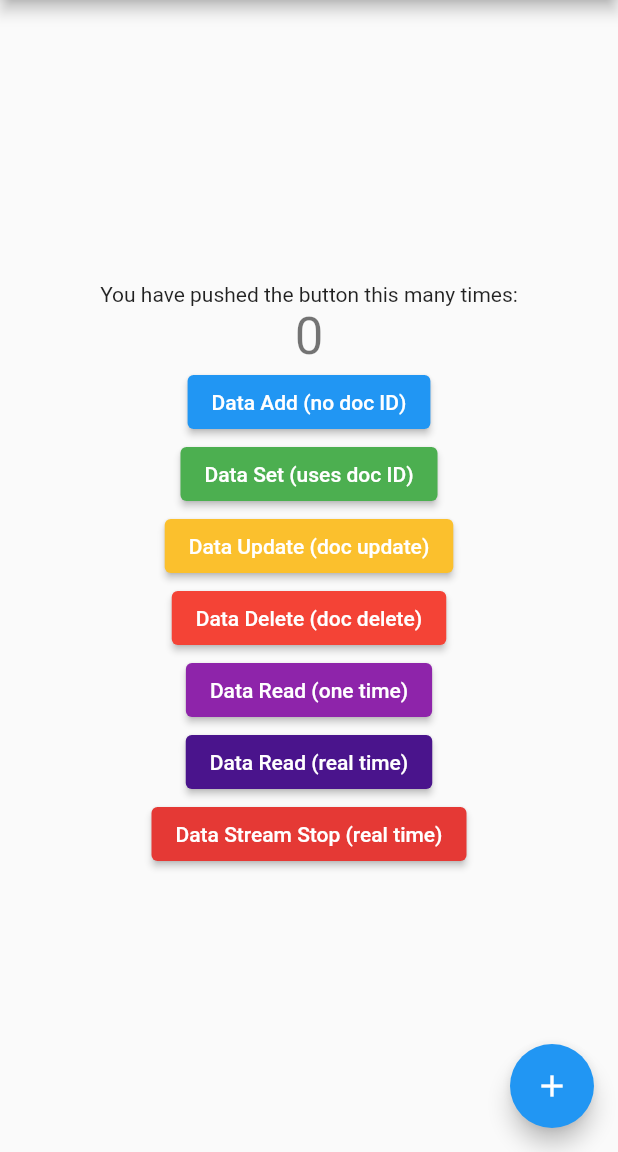
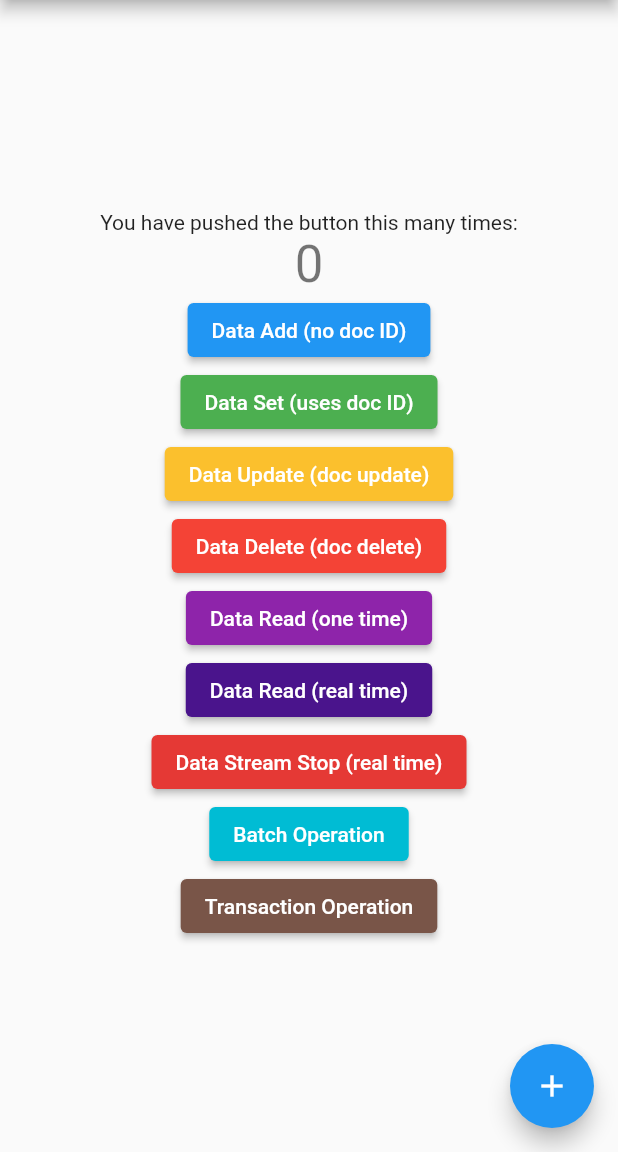
Before and after one commit to YunusEmreAkyildiz/smart_refrigerator_app, a Flutter app: the screen it shows after launch, on a phone screen of 412 x 824 dp, the part 84-1236 px from its top. Run offline on Flutter 3.47's test engine with Material 2 defaults, Android fonts, the phone set to English and light mode, and no system bars; our stand-ins replace cloud_firestore, firebase_core; accounts and stored records are empty.

Commit message:
Some data ops work (batch/transaction)
Batch and transaction ops exercise

```diff
--- a/lib/main.dart
+++ b/lib/main.dart
@@ -95,10 +95,21 @@ class _MyHomePageState extends State<MyHomePage> {
               child: const Text('Data Read (real time)'),
             ),
             ElevatedButton(
-                onPressed: () => dataStreamStop(),
-                style: ElevatedButton.styleFrom(
-                    backgroundColor: Colors.red.shade600),
-                child: const Text('Data Stream Stop (real time)')),
+              onPressed: () => dataStreamStop(),
+              style: ElevatedButton.styleFrom(
+                  backgroundColor: Colors.red.shade600),
+              child: const Text('Data Stream Stop (real time)'),
+            ),
+            ElevatedButton(
+              onPressed: () => batchOp(),
+              style: ElevatedButton.styleFrom(backgroundColor: Colors.cyan),
+              child: const Text('Batch Operation'),
+            ),
+            ElevatedButton(
+              onPressed: () => transactionOp(),
+              style: ElevatedButton.styleFrom(backgroundColor: Colors.brown),
+              child: const Text('Transaction Operation'),
+            ),
           ],
         ),
       ),
@@ -229,3 +240,55 @@ void dataStreamStop() async {
 
   debugPrint('dataStreamStop FINISHED!');
 }
+
+void batchOp() async {
+  debugPrint('batchOp CALLED!');
+
+  WriteBatch batch = _dbInstance.batch();
+  CollectionReference counterCollectionRef = _dbInstance.collection('counter');
+
+  //Adding new docs to 'counter' collection.
+  for (int i = 0; i < 100; i++) {
+    var newDoc = counterCollectionRef.doc();
+    batch.set(newDoc, {'Counter': ++i, 'ID': newDoc.id});
+  }
+
+  //To add a field in every doc in a collection
+  // var allDocs = await counterCollectionRef.get();
+  // allDocs.docs.forEach((element) {
+  //   batch.update(
+  //       element.reference, {'Created at': FieldValue.serverTimestamp()});
+  // });
+
+  //To delete every doc in a collection (also the collection gets deleted in the end)
+  // var allDocs = await counterCollectionRef.get();
+  // allDocs.docs.forEach((element) {
+  //   batch.delete(element.reference);
+  // });
+
+  await batch.commit();
+
+  debugPrint('batchOp FINISHED!');
+}
+
+void transactionOp() {
+  debugPrint('transactionOp CALLED!');
+
+  _dbInstance.runTransaction((transaction) async {
+    DocumentReference<Map<String, dynamic>> docEmreRef =
+        _dbInstance.doc('users/G4Fei2kpDH3WP5M3CfZc');
+    DocumentReference<Map<String, dynamic>> docYunusRef =
+        _dbInstance.doc('users/Ene6R954Gb6bnM80pnkX');
+
+    var docEmreSnapshot = await transaction.get(docEmreRef);
+    var emreMoneyBalance = docEmreSnapshot.data()!['moneyBalance'];
+    if (emreMoneyBalance >= 100) {
+      var newEmreMoneyBalance = emreMoneyBalance - 100;
+      transaction.update(docEmreRef, {'moneyBalance': newEmreMoneyBalance});
+      transaction
+          .update(docYunusRef, {'moneyBalance': FieldValue.increment(100)});
+    }
+  });
+
+  debugPrint('transactionOp FINISHED!');
+}
```
